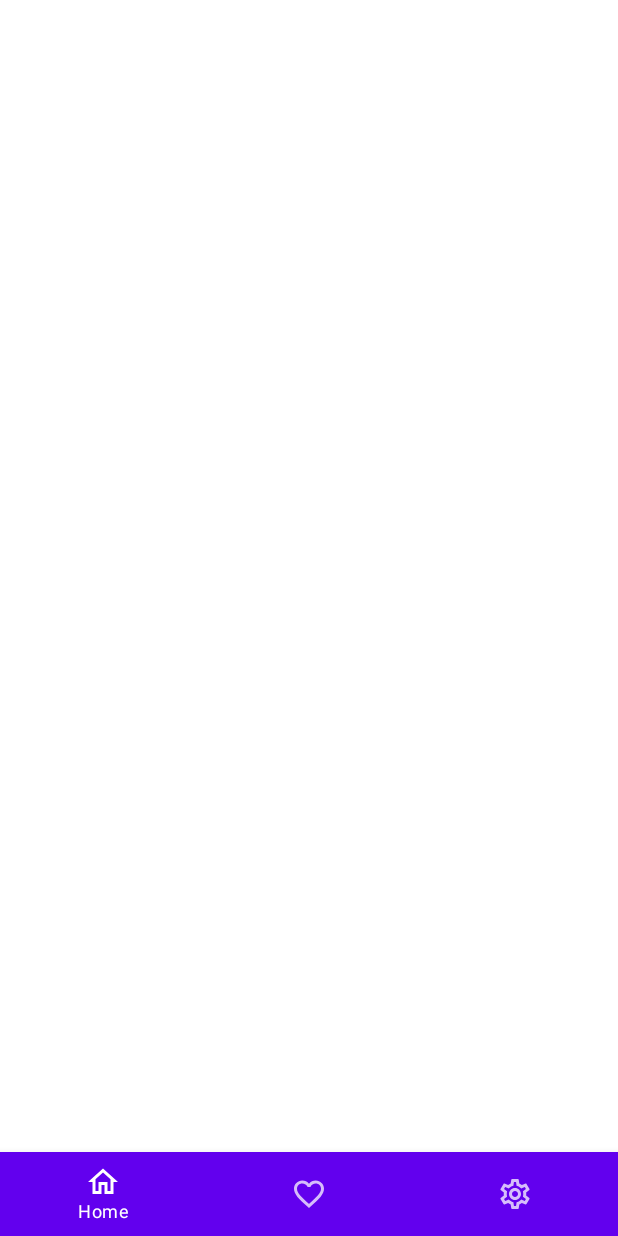
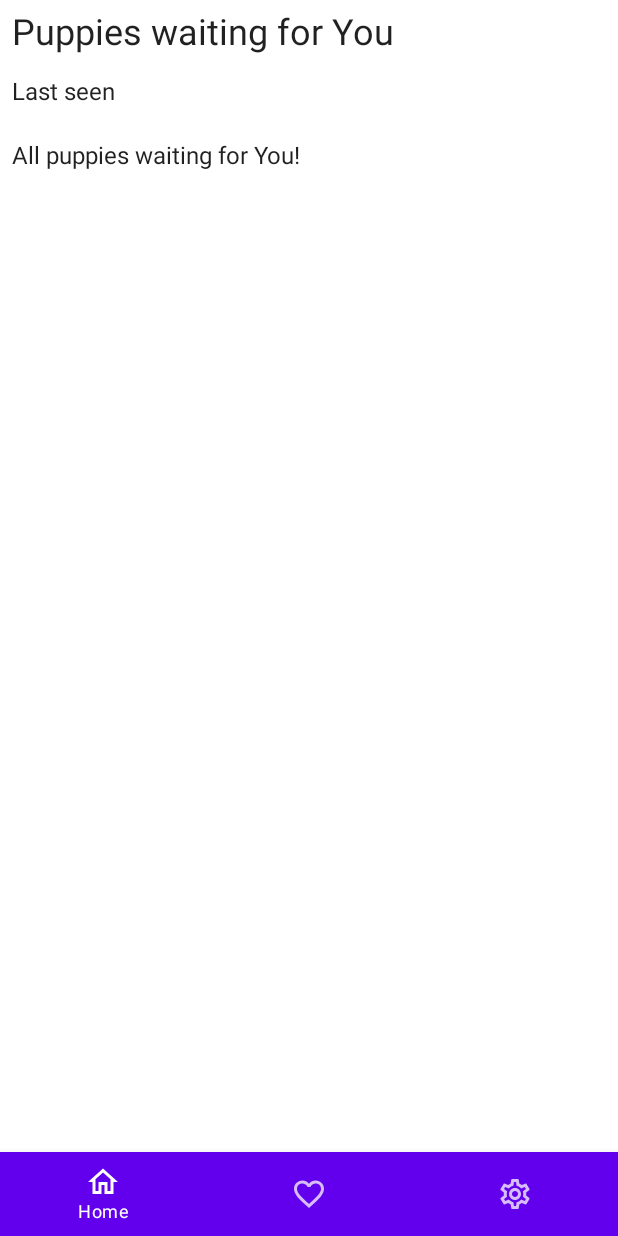
Before and after one commit to OMIsie11/JetPuppies, an Android app built with Jetpack Compose: the screen it shows after launch (MainActivity), on a phone screen of 412 x 824 dp. Run offline under Robolectric (Android 15) with nearby library versions, the phone set to English and light mode, and no system bars.

Commit message:
Add Main screen skeleton

```diff
--- a/app/src/main/java/io/github/omisie11/jetpuppies/ui/screens/main/Main.kt
+++ b/app/src/main/java/io/github/omisie11/jetpuppies/ui/screens/main/Main.kt
@@ -1,14 +1,25 @@
 package io.github.omisie11.jetpuppies.ui.screens.main
 
 import android.util.Log
+import androidx.compose.foundation.clickable
+import androidx.compose.foundation.layout.*
 import androidx.compose.material.*
 import androidx.compose.runtime.Composable
+import androidx.compose.ui.Modifier
 import androidx.compose.ui.res.stringResource
 import androidx.compose.ui.tooling.preview.Preview
+import androidx.compose.ui.unit.dp
+import androidx.compose.ui.unit.sp
+import io.github.omisie11.jetpuppies.model.Puppy
+import io.github.omisie11.jetpuppies.ui.theme.JetPuppiesTheme
 
-@Preview
 @Composable
 fun MainScreen() {
+
+    val lastSeenPuppies = listOf<Puppy>()
+    val puppies = listOf<Puppy>(
+
+    )
 
     Scaffold(
         bottomBar = {
@@ -21,7 +32,61 @@ fun MainScreen() {
             )
         }
     ) {
+        Column {
+            Text(
+                text = "Puppies waiting for You",
+                modifier = Modifier.padding(8.dp),
+                fontSize = 24.sp,
+            )
+            LastSeenSection(lastSeenPuppies)
+            Spacer(modifier = Modifier.size(8.dp))
+            AllPuppiesListSection(puppies)
+        }
+    }
+}
 
+@Composable
+fun LastSeenSection(
+    puppies: List<Puppy>
+) {
+    Column() {
+        Text(
+            text = "Last seen",
+            modifier = Modifier.padding(8.dp),
+        )
+        Row() {
+            puppies.forEach { puppy ->
+                PuppyCardItem(item = puppy, onClick = { })
+            }
+        }
+    }
+}
+
+@Composable
+fun PuppyCardItem(
+    item: Puppy,
+    onClick: () -> Unit
+) {
+    Card() {
+        Column(
+            modifier = Modifier
+                .clickable(onClick = onClick)
+                .padding(8.dp)
+        ) {
+
+        }
+    }
+}
+
+@Composable
+fun AllPuppiesListSection(
+    puppies: List<Puppy>
+) {
+    Column() {
+        Text(
+            text = "All puppies waiting for You!",
+            modifier = Modifier.padding(8.dp),
+        )
     }
 }
 
@@ -51,3 +116,11 @@ fun BottomBar(
         }
     }
 }
+
+@Preview
+@Composable
+fun MainScreenPreview() {
+    JetPuppiesTheme {
+        MainScreen()
+    }
+}
```
Also changed, not shown: app/src/main/java/io/github/omisie11/jetpuppies/MainActivity.kt (+0 -19 lines), app/src/main/java/io/github/omisie11/jetpuppies/model/Puppy.kt (added, +9 -0 lines).
